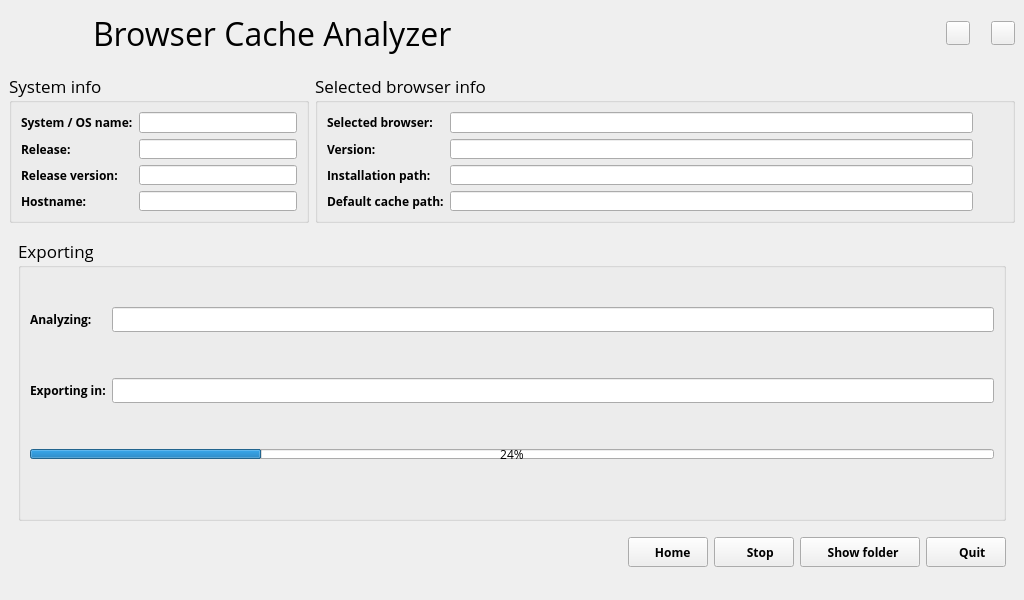
Above: gui/browser_cache_analyzer_gui.ui from gabrieledenardis/BrowserCacheAnalyzer before the change. Below: the same form after it.
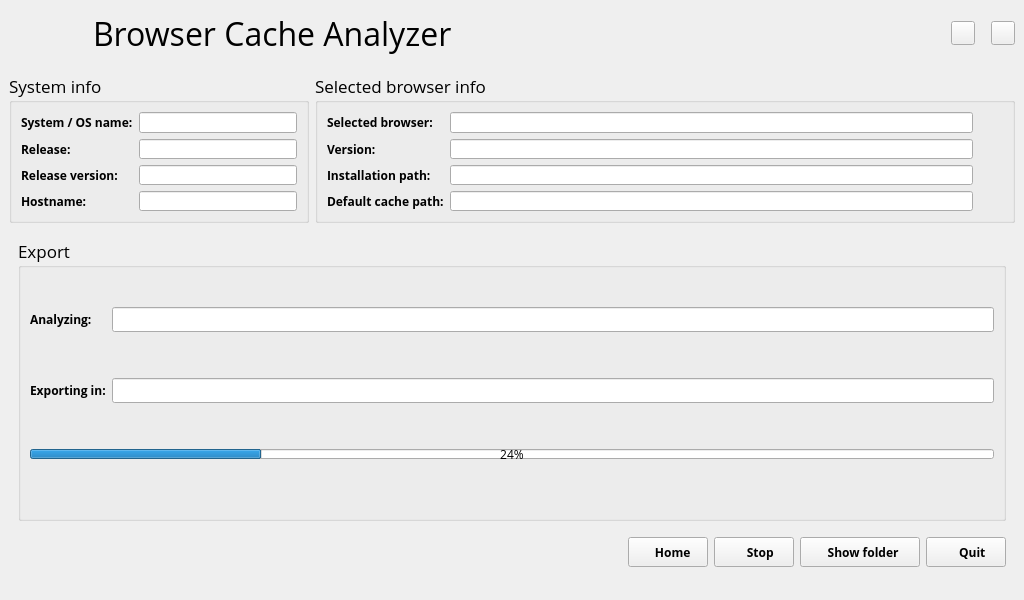
That is the form after the change. The open tabs and pages were chosen to show the change. Icons and pictures are not drawn.

The edit to the form file:
```diff
--- a/gui/browser_cache_analyzer_gui.ui
+++ b/gui/browser_cache_analyzer_gui.ui
@@ -484,7 +484,7 @@
         </property>
         <property name="sizeHint" stdset="0">
          <size>
-          <width>15</width>
+          <width>10</width>
           <height>48</height>
          </size>
         </property>
@@ -2561,7 +2561,7 @@
            </font>
           </property>
           <property name="title">
-           <string>Exporting</string>
+           <string>Export</string>
           </property>
           <layout class="QGridLayout" name="gridLayout_28">
            <item row="1" column="0">
```
Left out of the diff: 2 changed lines with no effect on the pictures.
